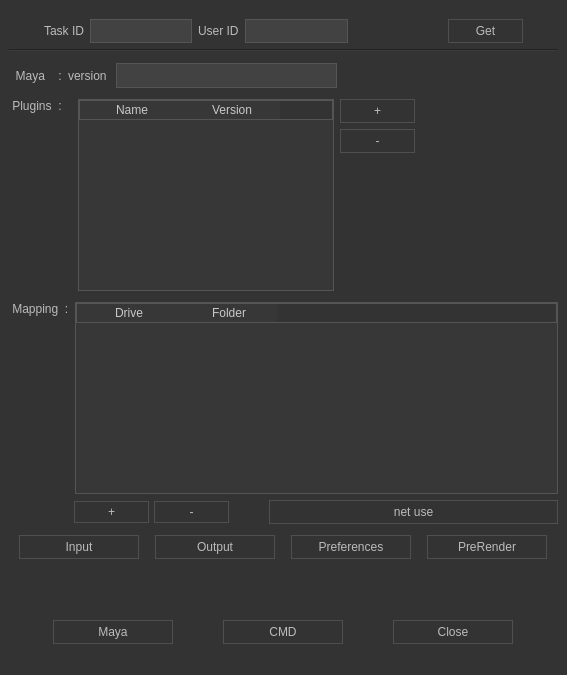
Qt form Test_task/Task.ui (kRayvison/Pycharm_python36) before a commit.
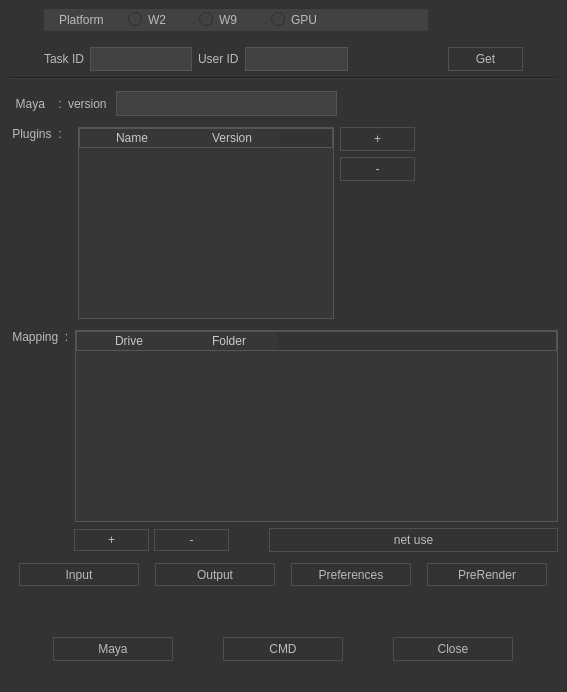
The same form after that commit.

```diff
--- a/Test_task/Task.ui
+++ b/Test_task/Task.ui
@@ -7,7 +7,7 @@
     <x>0</x>
     <y>0</y>
     <width>567</width>
-    <height>675</height>
+    <height>692</height>
    </rect>
   </property>
   <property name="windowTitle">
@@ -97,7 +97,112 @@
    <property name="styleSheet">
     <string notr="true"/>
    </property>
-   <layout class="QVBoxLayout" name="verticalLayout_3">
+   <layout class="QVBoxLayout" name="verticalLayout">
+    <item>
+     <layout class="QHBoxLayout" name="RBGroupBox_horizontalLayout">
+      <item>
+       <spacer name="horizontalSpacer_9">
+        <property name="orientation">
+         <enum>Qt::Horizontal</enum>
+        </property>
+        <property name="sizeType">
+         <enum>QSizePolicy::Fixed</enum>
+        </property>
+        <property name="sizeHint" stdset="0">
+         <size>
+          <width>35</width>
+          <height>20</height>
+         </size>
+        </property>
+       </spacer>
+      </item>
+      <item>
+       <widget class="QGroupBox" name="RBgroupBox">
+        <property name="enabled">
+         <bool>true</bool>
+        </property>
+        <property name="minimumSize">
+         <size>
+          <width>0</width>
+          <height>22</height>
+         </size>
+        </property>
+        <property name="styleSheet">
+         <string notr="true">    background-color: rgb(66, 66, 66);
+
+ color: #BBBBBB;
+	border: 1px solid rgb(66, 66, 66);
+font-family: &quot;Segoe UI&quot;;</string>
+        </property>
+        <property name="title">
+         <string/>
+        </property>
+        <property name="flat">
+         <bool>false</bool>
+        </property>
+        <widget class="QWidget" name="layoutWidget">
+         <property name="geometry">
+          <rect>
+           <x>10</x>
+           <y>0</y>
+           <width>281</width>
+           <height>21</height>
+          </rect>
+         </property>
+         <layout class="QHBoxLayout" name="grouprb_horizontalLayout">
+          <property name="leftMargin">
+           <number>1</number>
+          </property>
+          <item>
+           <widget class="QLabel" name="Platform_Label">
+            <property name="text">
+             <string>Platform</string>
+            </property>
+           </widget>
+          </item>
+          <item>
+           <widget class="QRadioButton" name="W2rb">
+            <property name="text">
+             <string>W2</string>
+            </property>
+           </widget>
+          </item>
+          <item>
+           <widget class="QRadioButton" name="W9rb">
+            <property name="text">
+             <string>W9</string>
+            </property>
+           </widget>
+          </item>
+          <item>
+           <widget class="QRadioButton" name="GPUrb">
+            <property name="text">
+             <string>GPU</string>
+            </property>
+           </widget>
+          </item>
+         </layout>
+        </widget>
+       </widget>
+      </item>
+      <item>
+       <spacer name="horizontalSpacer_10">
+        <property name="orientation">
+         <enum>Qt::Horizontal</enum>
+        </property>
+        <property name="sizeType">
+         <enum>QSizePolicy::Fixed</enum>
+        </property>
+        <property name="sizeHint" stdset="0">
+         <size>
+          <width>130</width>
+          <height>20</height>
+         </size>
+        </property>
+       </spacer>
+      </item>
+     </layout>
+    </item>
     <item>
      <layout class="QHBoxLayout" name="ID_horizontalLayout">
       <property name="topMargin">
@@ -451,7 +556,7 @@
          <widget class="QPushButton" name="Mapping_add">
           <property name="minimumSize">
            <size>
-            <width>40</width>
+            <width>75</width>
             <height>22</height>
            </size>
           </property>
@@ -495,7 +600,7 @@
           </property>
           <property name="minimumSize">
            <size>
-            <width>40</width>
+            <width>75</width>
             <height>22</height>
            </size>
           </property>
```
Left out of the diff: 6 changed lines with no effect on the pictures.
